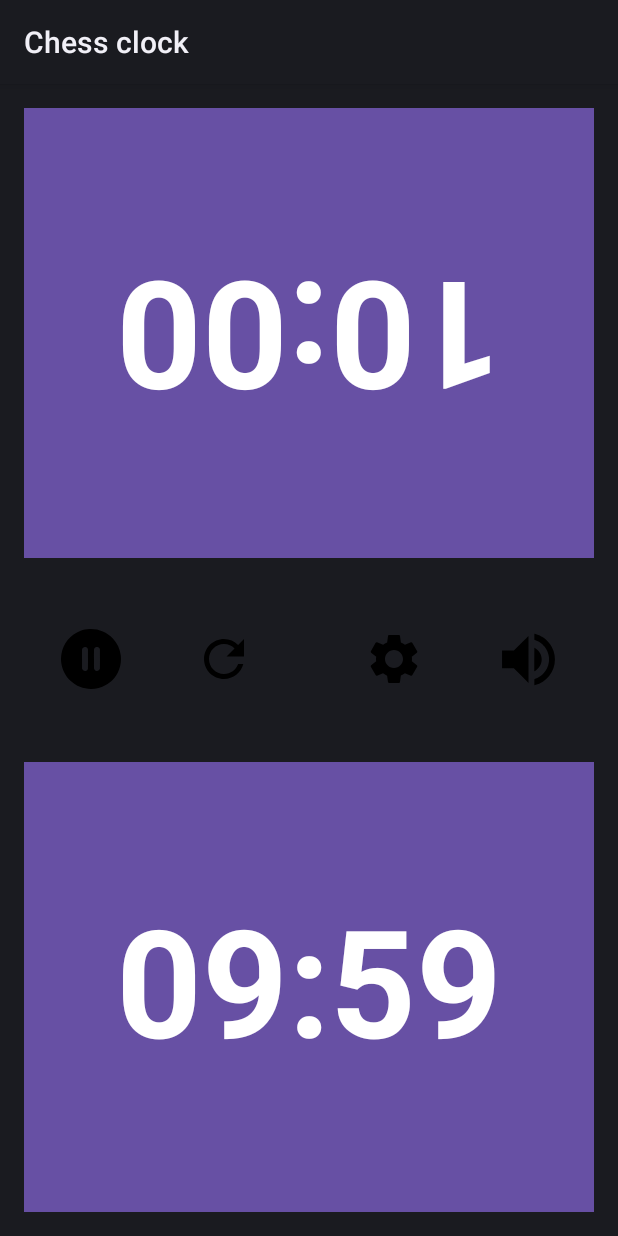
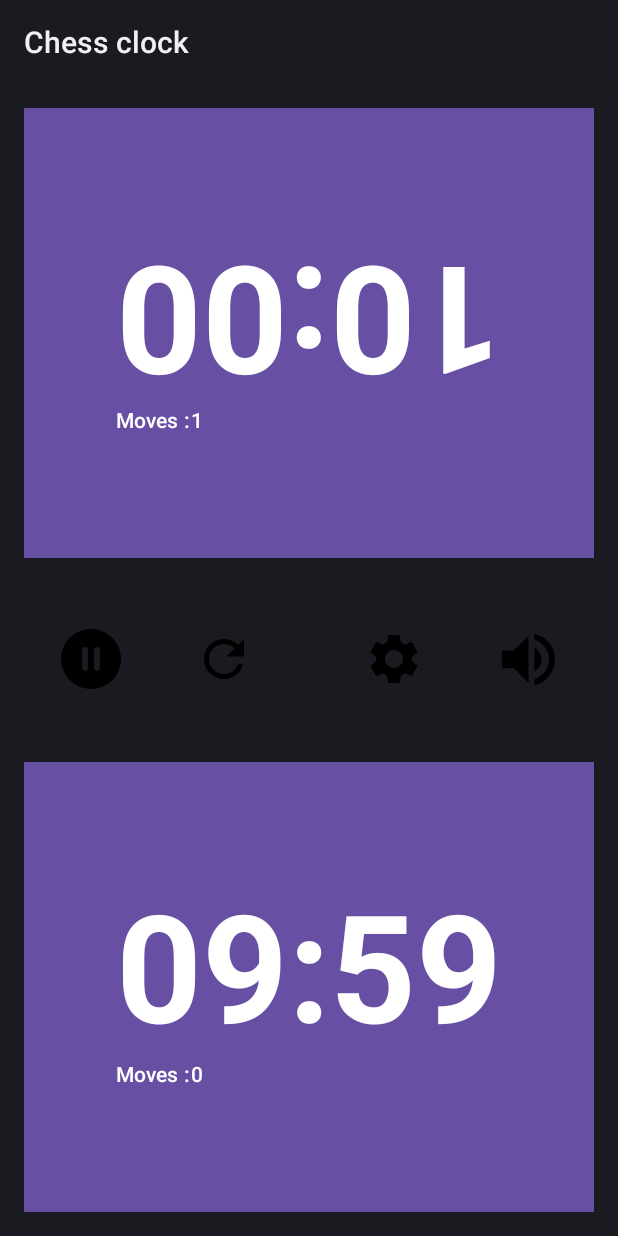
Before and after one commit to chakshuharsh/Chess-clock, an Android app built with Jetpack Compose: the screen it shows after launch (MainActivity), after a tap on an icon or button, on a phone screen of 412 x 824 dp. Run offline under Robolectric (Android 15) with nearby library versions, the phone set to English and light mode, and no system bars.

Commit message:
Move is implemented

```diff
--- a/app/src/main/java/UI/ChessTimeViewModel.kt
+++ b/app/src/main/java/UI/ChessTimeViewModel.kt
@@ -1,6 +1,7 @@
 package UI
 
 import androidx.compose.runtime.getValue
+import androidx.compose.runtime.mutableIntStateOf
 import androidx.compose.runtime.mutableLongStateOf
 import androidx.compose.runtime.mutableStateOf
 import androidx.compose.runtime.setValue
@@ -23,12 +24,15 @@ private const val initialTimeInSecondsDefault: Long = initialTimeInMinutesDefaul
 
 
 class ChessTimeViewModel :ViewModel(), CoroutineScope {
-    var selectedTimeInMinutes:Long by mutableLongStateOf(10)
+    private var selectedTimeInMinutes:Long by mutableLongStateOf(10)
 var incrementTimeInSeconds:Long by mutableLongStateOf(0)
+var move1 by mutableIntStateOf(0)
+    var move2 by mutableIntStateOf(0)
+
     private val job= Job()
     override val coroutineContext: CoroutineContext = Dispatchers.Main+job
 
-    val initialIncrementTime:Long get()= incrementTimeInSeconds
+
     val initialTimeInMinutes: Long get() = selectedTimeInMinutes
     val initialTimeInSeconds: Long get() = initialTimeInMinutes * 60
     private var currentPLayer=1
@@ -56,9 +60,19 @@ var incrementTimeInSeconds:Long by mutableLongStateOf(0)
 
 
 
-fun setSelectedTimeInMinutes(minutes:Int){
+fun setSelectedTimeInMinutes(minutes:Int,increment:Int){
     selectedTimeInMinutes= minutes.toLong()
+    incrementTimeInSeconds=increment.toLong()
 }
+
+
+    fun increaseMove1(){
+        move1+=1
+    }
+
+    fun increaseMove2(){
+        move2+=1
+    }
 
 fun retrievecurrentPlayer():Int{
     return currentPLayer
@@ -87,6 +101,16 @@ fun pausePlayer1Time(){
     fun pausePlayer2Time(){
         timerState=timerState.copy(isPlayer2Running = false)
     }
+
+    fun incrementTimeForPLayer1(){
+        timerState=timerState.copy(player1Time =incrementTimeInSeconds+timerState.player1Time)
+    }
+
+    fun incrementTimeForPLayer2(){
+        timerState=timerState.copy(player2Time =incrementTimeInSeconds+timerState.player2Time)
+    }
+
+
 fun stopGame(){
     pausePlayer2Time()
     pausePlayer1Time()
@@ -127,6 +151,9 @@ fun stopGame(){
         isPlayer1Running = false,
         isPlayer2Running = false
     )
-}
+
+    move1=0
+        move2=0
+    }
 
 }
--- a/app/src/main/java/UI/HomeScreen.kt
+++ b/app/src/main/java/UI/HomeScreen.kt
@@ -26,6 +26,7 @@ import androidx.compose.material3.Text
 import androidx.compose.material3.TextButton
 import androidx.compose.runtime.Composable
 import androidx.compose.runtime.getValue
+import androidx.compose.runtime.mutableIntStateOf
 import androidx.compose.runtime.mutableStateOf
 import androidx.compose.runtime.remember
 import androidx.compose.runtime.setValue
@@ -101,6 +102,9 @@ var isPaused by remember {
     mutableStateOf(false)
 } // used for checking whether game is paused or not
 
+
+
+
     Column( // Column1 starts here
         modifier = Modifier
             .fillMaxSize()
@@ -116,7 +120,9 @@ if(isPaused){
 }
      else {
     if (viewModel.retrievecurrentPlayer() == 1) {
+        viewModel.increaseMove1()
         if(isSoundOn){ mediaPlayer.start()}
+       viewModel.incrementTimeForPLayer1()
         viewModel.switchPlayer()//player switch
         startPlayer2TimeNonSuspend()
         viewModel.pausePlayer1Time()
@@ -133,12 +139,26 @@ if(isPaused){
 
         )
 {
+
+Column() {
     Text(
         text =viewModel.formatTime(viewModel.retrieveTimerState().player1Time) ,
         style= customTextStyle,
         modifier=Modifier.rotate(180f)
 
     )
+    Spacer(modifier = Modifier.width(100.dp))
+   Row() {
+       Text(
+           text = "Moves :"
+       )
+
+       Text(
+           text = "${viewModel.move1}"
+       )
+   }
+   }
+
         }
 
         Row(
@@ -305,13 +325,19 @@ if(isPaused){
 }
                 else {
     if (viewModel.retrievecurrentPlayer() == 2) {
-
+viewModel.increaseMove2()
        if(isSoundOn){ mediaPlayer.start()}
+       viewModel.incrementTimeForPLayer2()
         viewModel.switchPlayer()
         startPlayer1TimeNonSuspend()
         viewModel.pausePlayer2Time()
     }
-}                                     },
+}
+
+
+
+
+                      },
             shape = customShape,
             modifier = Modifier
                 .fillMaxWidth()
@@ -321,12 +347,26 @@ if(isPaused){
         )
         {
 
+           Column() {
                Text(
                    text =viewModel.formatTime(viewModel.retrieveTimerState().player2Time) ,
                    style= customTextStyle
 
+               )
+               Spacer(modifier = Modifier.width(100.dp))
+Row() {
+    Text(
+        text = "Moves :"
+    )
 
+    Text(
+        text = "${viewModel.move2}"
     )
+}
+           }
+
+
+
         }
 
    //Column1 Ends here
--- a/app/src/main/java/com/example/chessclock/MainActivity.kt
+++ b/app/src/main/java/com/example/chessclock/MainActivity.kt
@@ -54,7 +54,7 @@ class MainActivity : ComponentActivity() {
                                       },
                     exitTransition = { ExitTransition.None }
                 ) {
-                    TimerControls(navController,viewModel, TimeOption(0))
+                    TimerControls(navController,viewModel, TimeOption(0,0))
 
                 }
             }
```
Also changed, not shown: app/src/main/java/UI/TimerControl.kt (+34 -9 lines), app/src/main/java/UI/data.kt (+14 -10 lines). Lines whose indentation alone changed are shown as unchanged.
